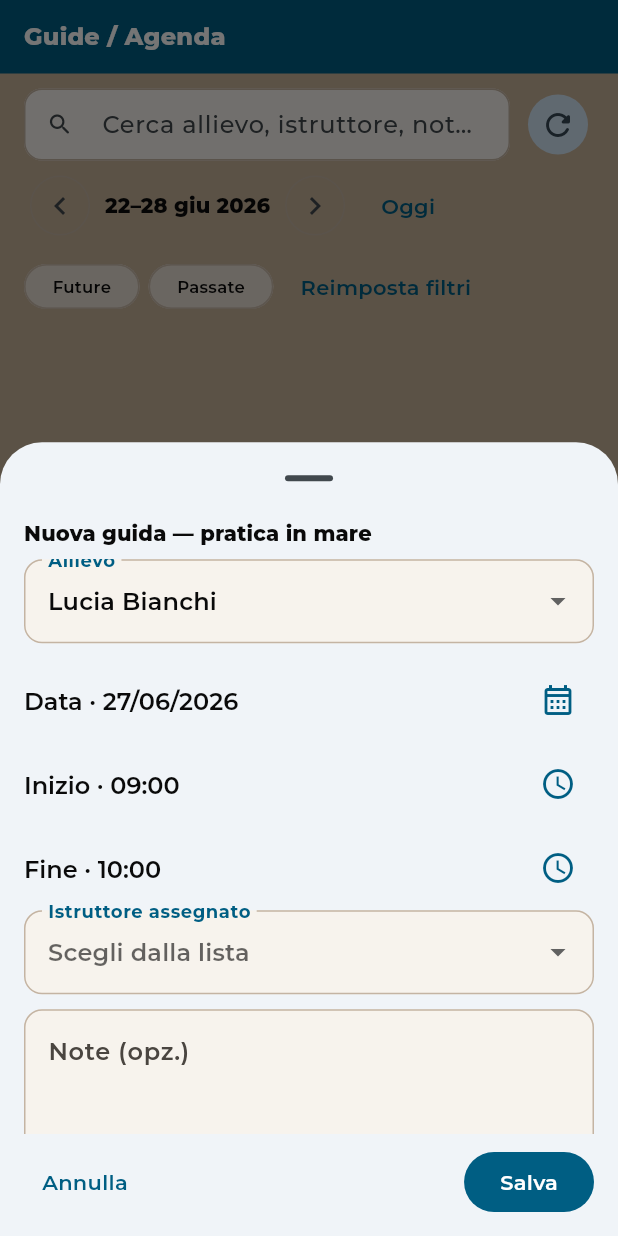
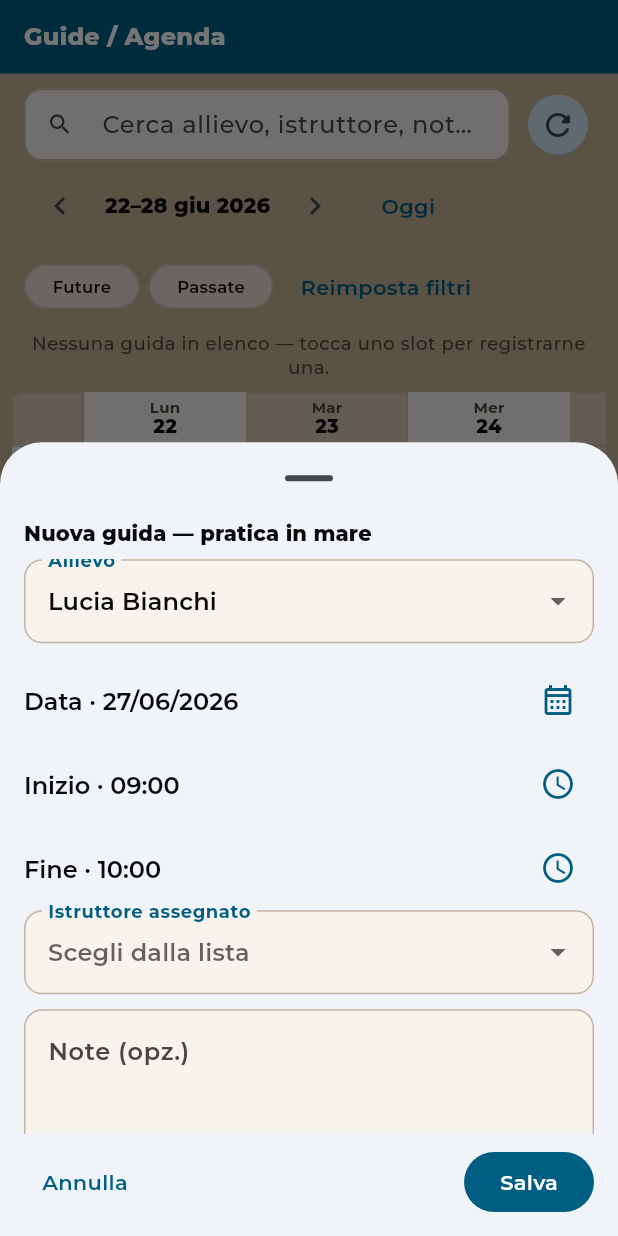
Before and after one commit to Erede82/scuola-nautica-liana, a Flutter app: the GuidanceAppointmentsDirectoryPage widget shown alone on an empty page, opened directly with empty values, after a tap on "Nuova guida", on a phone screen of 412 x 824 dp. Run offline on Flutter 3.47's test engine with Material 3 defaults, Android fonts, the phone set to English and light mode, and no system bars; our stand-ins replace file_picker, font_awesome_flutter, google_fonts, supabase_flutter, video_player; missing offline and left inert: postgrest; accounts and stored records are empty.

Commit message:
Backoffice: precompila nuova guida da slot agenda
Co-authored-by: Cursor <cursoragent@cursor.com>

```diff
--- a/lib/pages/backoffice/guidance_appointments_directory_page.dart
+++ b/lib/pages/backoffice/guidance_appointments_directory_page.dart
@@ -57,6 +57,7 @@ class _GuidanceAppointmentsDirectoryPageState
   bool _newGuidePanelOpen = false;
   bool _newGuideSheetOpen = false;
   bool _savingNewGuide = false;
+  AgendaSeaPracticeSlotSeed? _newGuideSlot;
 
   @override
   void initState() {
@@ -148,8 +149,61 @@ class _GuidanceAppointmentsDirectoryPageState
   }
 
   void _closeNewGuidePanel() {
-    if (_newGuidePanelOpen) {
-      setState(() => _newGuidePanelOpen = false);
+    if (_newGuidePanelOpen || _newGuideSlot != null) {
+      setState(() {
+        _newGuidePanelOpen = false;
+        _newGuideSlot = null;
+      });
+    }
+  }
+
+  Key _newGuideFormKey() {
+    final slot = _newGuideSlot;
+    if (slot == null) return const ValueKey('new-guide-no-slot');
+    return ValueKey(
+      'new-guide-${slot.day.year}-${slot.day.month}-${slot.day.day}-${slot.startHour}',
+    );
+  }
+
+  Future<void> _openNewGuideAtSlot(DateTime day, int hour) async {
+    if (_loading) return;
+    try {
+      final profiles = await _studentProfilesForDialog();
+      if (!mounted) return;
+      if (profiles.isEmpty) {
+        ScaffoldMessenger.of(context).showSnackBar(
+          const SnackBar(
+            content: Text('Nessun allievo registrato.'),
+            behavior: SnackBarBehavior.floating,
+          ),
+        );
+        return;
+      }
+
+      final seed = (
+        day: DateTime(day.year, day.month, day.day),
+        startHour: hour,
+      );
+
+      if (_useSidePanel(context)) {
+        setState(() {
+          _newGuideSlot = seed;
+          _newGuidePanelOpen = true;
+        });
+        return;
+      }
+
+      await _openNewGuideBottomSheet(profiles, initialSlot: seed);
+    } catch (e, st) {
+      debugPrint('_openNewGuideAtSlot: $e\n$st');
+      if (mounted) {
+        ScaffoldMessenger.of(context).showSnackBar(
+          SnackBar(
+            content: Text('Impossibile aprire il modulo: $e'),
+            behavior: SnackBarBehavior.floating,
+          ),
+        );
+      }
     }
   }
 
@@ -168,9 +222,22 @@ class _GuidanceAppointmentsDirectoryPageState
     }
   }
 
-  Future<void> _openNewGuideBottomSheet(List<StudentProfile> profiles) async {
-    setState(() => _newGuideSheetOpen = true);
+  Future<void> _openNewGuideBottomSheet(
+    List<StudentProfile> profiles, {
+    AgendaSeaPracticeSlotSeed? initialSlot,
+  }) async {
+    setState(() {
+      _newGuideSheetOpen = true;
+      _newGuideSlot = initialSlot;
+    });
     final sorted = sortAgendaSeaPracticeStudents(profiles);
+    final formKey = initialSlot == null
+        ? const ValueKey('new-guide-sheet-no-slot')
+        : ValueKey(
+            'new-guide-sheet-${initialSlot.day.year}-'
+            '${initialSlot.day.month}-${initialSlot.day.day}-'
+            '${initialSlot.startHour}',
+          );
 
     await showModalBottomSheet<void>(
       context: context,
@@ -188,7 +255,9 @@ class _GuidanceAppointmentsDirectoryPageState
               maxChildSize: 0.92,
               builder: (context, scrollController) {
                 return AgendaSeaPracticeFormPanel(
+                  key: formKey,
                   students: sorted,
+                  initialSlot: initialSlot,
                   scrollController: scrollController,
                   isSaving: saving,
                   onCancel: () => Navigator.pop(sheetContext),
@@ -216,7 +285,10 @@ class _GuidanceAppointmentsDirectoryPageState
     );
 
     if (mounted) {
-      setState(() => _newGuideSheetOpen = false);
+      setState(() {
+        _newGuideSheetOpen = false;
+        _newGuideSlot = null;
+      });
     }
   }
 
@@ -235,7 +307,15 @@ class _GuidanceAppointmentsDirectoryPageState
       }
 
       if (_useSidePanel(context)) {
-        setState(() => _newGuidePanelOpen = !_newGuidePanelOpen);
+        setState(() {
+          if (_newGuidePanelOpen) {
+            _newGuidePanelOpen = false;
+            _newGuideSlot = null;
+          } else {
+            _newGuidePanelOpen = true;
+            _newGuideSlot = null;
+          }
+        });
         return;
       }
 
@@ -431,7 +511,9 @@ class _GuidanceAppointmentsDirectoryPageState
         child: SizedBox(
           width: _sidePanelWidth,
           child: AgendaSeaPracticeFormPanel(
+            key: _newGuideFormKey(),
             students: sortAgendaSeaPracticeStudents(profiles),
+            initialSlot: _newGuideSlot,
             isSaving: _savingNewGuide,
             onCancel: _closeNewGuidePanel,
             onSave: _handleNewGuideSave,
@@ -582,25 +664,39 @@ class _GuidanceAppointmentsDirectoryPageState
     final filtered = _filtered(raw).toList(growable: false);
     final weekItems = _itemsInWeek(filtered);
 
-    if (weekItems.isEmpty) {
-      return Center(
+    final emptyHint = weekItems.isEmpty
+        ? (filtered.isEmpty
+              ? 'Nessuna guida in elenco — tocca uno slot per registrarne una.'
+              : 'Nessuna guida in questa settimana — tocca uno slot o cambia settimana.')
+        : null;
+
+    return Column(
+      crossAxisAlignment: CrossAxisAlignment.stretch,
+      children: [
+        if (emptyHint != null)
+          Padding(
+            padding: const EdgeInsets.fromLTRB(16, 0, 16, 8),
             child: Text(
-          filtered.isEmpty
-              ? 'Nessuna guida pratica in mare in elenco.'
-              : 'Nessuna guida in questa settimana (prova ad avanzare o reimpostare i filtri).',
-          style: textTheme.bodyLarge,
+              emptyHint,
+              style: textTheme.bodySmall?.copyWith(
+                color: AppVisual.inkMuted,
+                height: 1.35,
+              ),
               textAlign: TextAlign.center,
             ),
-      );
-    }
-
-    return _WeekAgendaGrid(
+          ),
+        Expanded(
+          child: _WeekAgendaGrid(
             weekMonday: _weekMonday,
             items: weekItems,
             startHour: _agendaStartHour,
             endHour: _agendaEndHour,
             hourHeight: _hourHeight,
             onBlockTap: _onAgendaBlockTap,
+            onEmptySlotTap: _openNewGuideAtSlot,
+          ),
+        ),
+      ],
     );
   }
 }
@@ -613,6 +709,7 @@ class _WeekAgendaGrid extends StatelessWidget {
     required this.endHour,
     required this.hourHeight,
     required this.onBlockTap,
+    this.onEmptySlotTap,
   });
 
   final DateTime weekMonday;
@@ -621,6 +718,7 @@ class _WeekAgendaGrid extends StatelessWidget {
   final int endHour;
   final double hourHeight;
   final ValueChanged<GuidanceListItem> onBlockTap;
+  final void Function(DateTime day, int hour)? onEmptySlotTap;
 
   static const double _timeColWidth = 48;
   static const double _minDayColWidth = 108;
@@ -754,6 +852,7 @@ class _WeekAgendaGrid extends StatelessWidget {
                           days[dayIndex].month == todayDate.month &&
                           days[dayIndex].day == todayDate.day,
                       items: _forDay(days[dayIndex]),
+                      onEmptySlotTap: onEmptySlotTap,
                       positionBlock: (context, placement) => _positionedBlock(
                         context,
                         placement,
@@ -1012,6 +1111,7 @@ class _DayColumn extends StatelessWidget {
     required this.hourHeight,
     required this.isToday,
     required this.items,
+    this.onEmptySlotTap,
     required this.positionBlock,
   });
 
@@ -1024,6 +1124,7 @@ class _DayColumn extends StatelessWidget {
   final double hourHeight;
   final bool isToday;
   final List<GuidanceListItem> items;
+  final void Function(DateTime day, int hour)? onEmptySlotTap;
   final Widget Function(
     BuildContext context,
     _DayAppointmentPlacement placement,
@@ -1074,6 +1175,9 @@ class _DayColumn extends StatelessWidget {
                           hourIndex: h - startHour,
                           isLastHour: h == endHour - 1,
                           columnTint: _columnTint,
+                          onTap: onEmptySlotTap == null
+                              ? null
+                              : () => onEmptySlotTap!(day, h),
                         ),
                     ],
                   ),
@@ -1098,6 +1202,7 @@ class _HourRowShell extends StatelessWidget {
     this.rightBorderWidth = 1,
     this.columnTint,
     this.child,
+    this.onTap,
   });
 
   final double hourHeight;
@@ -1107,6 +1212,7 @@ class _HourRowShell extends StatelessWidget {
   final double rightBorderWidth;
   final Color? columnTint;
   final Widget? child;
+  final VoidCallback? onTap;
 
   @override
   Widget build(BuildContext context) {
@@ -1114,7 +1220,7 @@ class _HourRowShell extends StatelessWidget {
         ? Colors.transparent
         : AppVisual.border.withValues(alpha: 0.06);
     final base = columnTint ?? AppVisual.surface;
-    return Container(
+    final row = Container(
       height: hourHeight,
       decoration: BoxDecoration(
         color: Color.alphaBlend(hourBand, base),
@@ -1132,6 +1238,11 @@ class _HourRowShell extends StatelessWidget {
         ),
       ),
       child: child,
+    );
+    if (onTap == null) return row;
+    return Material(
+      color: Colors.transparent,
+      child: InkWell(onTap: onTap, child: row),
     );
   }
 }
--- a/lib/widgets/backoffice/student_backoffice_dialogs.dart
+++ b/lib/widgets/backoffice/student_backoffice_dialogs.dart
@@ -1262,6 +1262,9 @@ Future<void> showDeleteGuidanceAppointmentDialog(
   }
 }
 
+/// Giorno e ora inizio scelti da uno slot vuoto in Agenda.
+typedef AgendaSeaPracticeSlotSeed = ({DateTime day, int startHour});
+
 class AgendaSeaPracticeFormPanel extends StatefulWidget {
   const AgendaSeaPracticeFormPanel({
     super.key,
@@ -1269,6 +1272,7 @@ class AgendaSeaPracticeFormPanel extends StatefulWidget {
     required this.onCancel,
     required this.onSave,
     this.editItem,
+    this.initialSlot,
     this.scrollController,
     this.isSaving = false,
     this.showHeader = true,
@@ -1276,6 +1280,7 @@ class AgendaSeaPracticeFormPanel extends StatefulWidget {
 
   final List<StudentProfile> students;
   final GuidanceListItem? editItem;
+  final AgendaSeaPracticeSlotSeed? initialSlot;
   final VoidCallback onCancel;
   final ValueChanged<AgendaSeaPracticeResult> onSave;
   final ScrollController? scrollController;
@@ -1329,8 +1334,16 @@ class _AgendaSeaPracticeFormPanelState
       }
     } else {
       _studentId = widget.students.first.id;
-      final now = DateTime.now();
-      _day = DateTime(now.year, now.month, now.day);
+      final slot = widget.initialSlot;
+      if (slot != null) {
+        _day = DateTime(slot.day.year, slot.day.month, slot.day.day);
+        _startT = TimeOfDay(hour: slot.startHour, minute: 0);
+        _endT = guidanceAddOneHour(_startT);
+        _endTimeManuallySet = false;
+      } else {
+        final now = DateTime.now();
+        _day = DateTime(now.year, now.month, now.day);
+      }
     }
   }
 
```
Lines whose indentation alone changed are shown as unchanged.
